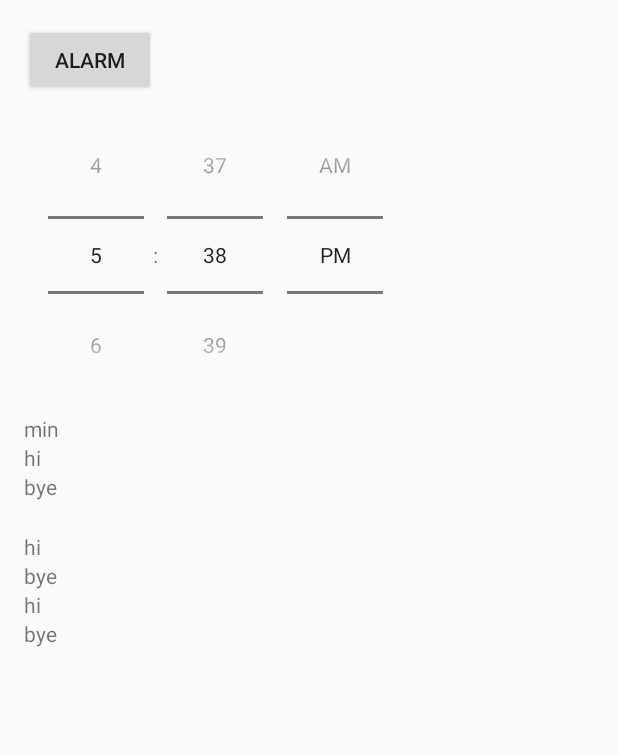
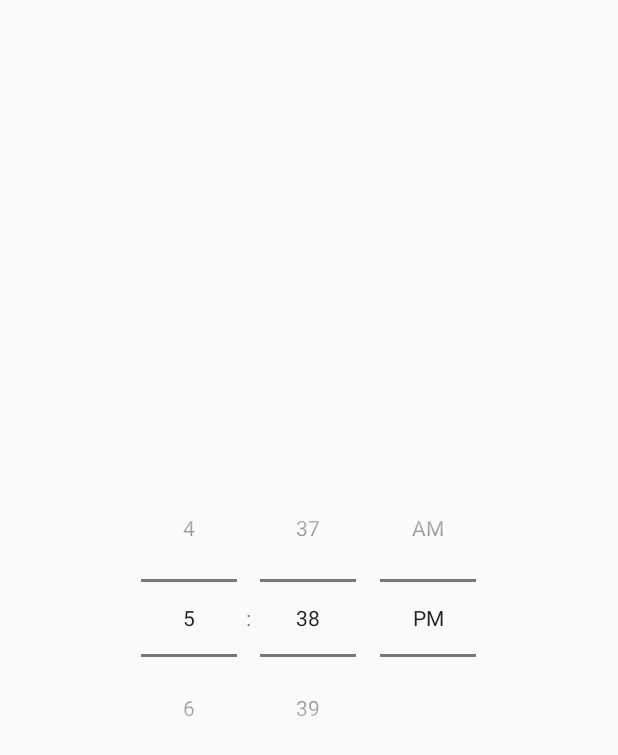
Before and after one commit to tazozzang/Semi_Final_BF, an Android app: the layout activity_make_alarm.xml on its own in the app's theme, with its tools: preview values and no code run, on a phone screen of 412 x 824 dp. Shown: the top 755 px of the screen. Run offline under Robolectric (Android 15) with nearby library versions, the phone set to English and light mode, and no system bars.

Commit message:
호에에엥ㅇ

```diff
--- a/app/src/main/AndroidManifest.xml
+++ b/app/src/main/AndroidManifest.xml
@@ -4,6 +4,7 @@
 
     <uses-permission android:name="android.permission.VIBRATE" />
     <uses-permission android:name="android.permission.READ_CALL_LOG" /> <!-- 통화기록 -->
+    <uses-permission android:name="android.permission.RECEIVE_BOOT_COMPLETED"/>
     <uses-permission android:name="android.permission.READ_SMS" /> <!-- 문자 -->
     <uses-permission android:name="android.permission.READ_CONTACTS" />
 
@@ -26,7 +27,9 @@
         <activity android:name=".CSettingActivity" />
         <activity android:name=".CSettingApplication" />
         <activity android:name=".MakeAlarm" />
-        <activity android:name=".NoticeSMS"></activity>
+        <receiver android:name=".BroadcastD" />
+        <activity android:name=".NoticeSMS" />
+        <activity android:name=".NoticeCALL"></activity>
     </application>
 
 </manifest>
--- a/app/src/main/java/com/example/tazo/semi_final_bf/MainActivity.java
+++ b/app/src/main/java/com/example/tazo/semi_final_bf/MainActivity.java
@@ -14,7 +14,6 @@ import android.database.Cursor;
 import android.graphics.BitmapFactory;
 import android.net.Uri;
 import android.os.Bundle;
-import android.os.Handler;
 import android.os.Vibrator;
 import android.provider.CallLog;
 import android.provider.Telephony;
@@ -204,7 +203,7 @@ public class MainActivity extends Activity implements TextToSpeech.OnInitListene
 //            ccc.setText(cursor.getString(2)+", "+ cursor.getString(3));
 //            //cursor.getString(3)이 null 일 때 다른 진동 주기 / 또는 반대
 //            ddd.setText(cursor.getString(4)+", "+ cursor.getString(7));
-            if(cursor.getString(6).equals("1")){
+            if(cursor.getString(6).equals("0")){
                 //Toast.makeText(this,"안읽은문자있음",Toast.LENGTH_LONG).show();
 
                 CALL_SMS += 2;
--- a/app/src/main/res/layout/activity_make_alarm.xml
+++ b/app/src/main/res/layout/activity_make_alarm.xml
@@ -9,54 +9,16 @@
     android:paddingRight="@dimen/activity_horizontal_margin"
     android:paddingTop="@dimen/activity_vertical_margin"
     android:orientation="vertical"
-    tools:context="com.example.tazo.semi_final_bf.MakeAlarm">
+    android:gravity="center"
+    tools:context="com.example.tazo.semi_final_bf.MakeAlarm"
+    >
 
-    <Button
-        android:id="@+id/alarmbtn"
+    <TimePicker
+        android:id="@+id/timePicker"
         android:layout_width="wrap_content"
         android:layout_height="wrap_content"
-        android:text="ALARM"/>
+        android:timePickerMode="spinner"
+        android:clickable="false"/>
 
-    <TimePicker
-        android:timePickerMode="spinner"
-        android:layout_width="wrap_content"
-        android:layout_height="wrap_content"
-        android:id="@+id/timePicker" />
-    <TextView
-        android:text="min"
-        android:layout_width="wrap_content"
-        android:layout_height="wrap_content"
-        android:id="@+id/min"/>
-    <TextView
-        android:text="hi"
-        android:layout_width="wrap_content"
-        android:layout_height="wrap_content"
-        android:id="@+id/aaa"/>
-    <TextView
-        android:text="bye"
-        android:layout_width="wrap_content"
-        android:layout_height="40dp"
-        android:id="@+id/bbb"/>
-    <TextView
-        android:text="hi"
-        android:layout_width="wrap_content"
-        android:layout_height="wrap_content"
-        android:id="@+id/ccc"/>
-    <TextView
-        android:text="bye"
-        android:layout_width="wrap_content"
-        android:layout_height="wrap_content"
-        android:id="@+id/ddd"/>
-
-    <TextView
-        android:text="hi"
-        android:layout_width="wrap_content"
-        android:layout_height="wrap_content"
-        android:id="@+id/eee"/>
-    <TextView
-        android:text="bye"
-        android:layout_width="wrap_content"
-        android:layout_height="wrap_content"
-        android:id="@+id/fff"/>
 
 </LinearLayout>
--- a/build.gradle
+++ b/build.gradle
@@ -5,7 +5,7 @@ buildscript {
         jcenter()
     }
     dependencies {
-        classpath 'com.android.tools.build:gradle:2.3.0'
+        classpath 'com.android.tools.build:gradle:2.3.1'
 
         // NOTE: Do not place your application dependencies here; they belong
         // in the individual module build.gradle files
```
Also changed, not shown: app/src/main/java/com/example/tazo/semi_final_bf/BroadcastD.java (+10 -1 lines), app/src/main/java/com/example/tazo/semi_final_bf/MakeAlarm.java (+71 -26 lines), app/src/main/java/com/example/tazo/semi_final_bf/NoticeCALL.java (added, +13 -0 lines), app/src/main/res/layout/activity_notice_call.xml (added, +9 -0 lines).
